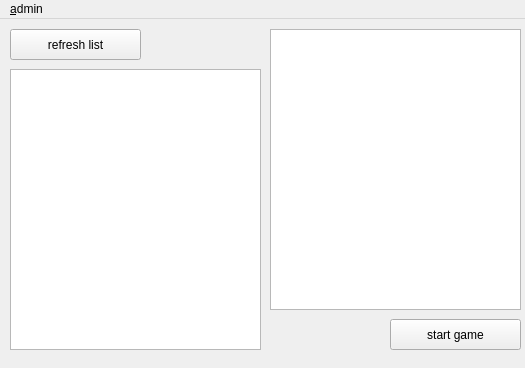
First picture: the form in MainClient/gui/mainwindow.ui, repository stareven/Dlut-Game-Platform, before the edit.
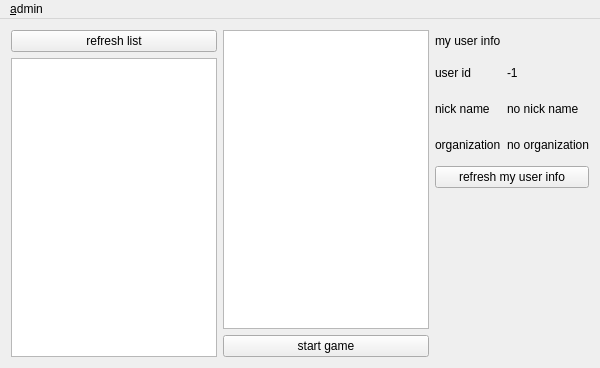
Second picture: the form after the edit.

Commit message: finish JDialogUserRegister and impove JDlgSelectServer

Diff of the .ui file:
```diff
--- a/MainClient/gui/mainwindow.ui
+++ b/MainClient/gui/mainwindow.ui
@@ -6,67 +6,188 @@
    <rect>
     <x>0</x>
     <y>0</y>
-    <width>525</width>
+    <width>600</width>
     <height>368</height>
    </rect>
   </property>
+  <property name="minimumSize">
+   <size>
+    <width>600</width>
+    <height>0</height>
+   </size>
+  </property>
   <property name="windowTitle">
    <string>Game Hall</string>
   </property>
   <widget class="QWidget" name="centralWidget">
-   <widget class="QListWidget" name="list_game">
-    <property name="geometry">
-     <rect>
-      <x>10</x>
-      <y>50</y>
-      <width>251</width>
-      <height>281</height>
-     </rect>
-    </property>
-   </widget>
-   <widget class="QTextBrowser" name="tb_game">
-    <property name="geometry">
-     <rect>
-      <x>270</x>
-      <y>10</y>
-      <width>251</width>
-      <height>281</height>
-     </rect>
-    </property>
-   </widget>
-   <widget class="QPushButton" name="btn_refresh_list">
-    <property name="geometry">
-     <rect>
-      <x>10</x>
-      <y>10</y>
-      <width>131</width>
-      <height>31</height>
-     </rect>
-    </property>
-    <property name="text">
-     <string>refresh list</string>
-    </property>
-   </widget>
-   <widget class="QPushButton" name="btn_start_game">
-    <property name="geometry">
-     <rect>
-      <x>390</x>
-      <y>300</y>
-      <width>131</width>
-      <height>31</height>
-     </rect>
-    </property>
-    <property name="text">
-     <string>start game</string>
-    </property>
-   </widget>
+   <layout class="QGridLayout" name="gridLayout">
+    <item row="1" column="0" rowspan="6">
+     <widget class="QListWidget" name="list_game"/>
+    </item>
+    <item row="0" column="1" rowspan="6">
+     <widget class="QTextBrowser" name="tb_game">
+      <property name="minimumSize">
+       <size>
+        <width>200</width>
+        <height>0</height>
+       </size>
+      </property>
+     </widget>
+    </item>
+    <item row="1" column="2">
+     <widget class="QLabel" name="lab_userid">
+      <property name="maximumSize">
+       <size>
+        <width>16777215</width>
+        <height>30</height>
+       </size>
+      </property>
+      <property name="text">
+       <string>user id</string>
+      </property>
+      <property name="scaledContents">
+       <bool>true</bool>
+      </property>
+     </widget>
+    </item>
+    <item row="1" column="3">
+     <widget class="QLabel" name="text_userid">
+      <property name="maximumSize">
+       <size>
+        <width>16777215</width>
+        <height>30</height>
+       </size>
+      </property>
+      <property name="text">
+       <string>-1</string>
+      </property>
+      <property name="scaledContents">
+       <bool>true</bool>
+      </property>
+     </widget>
+    </item>
+    <item row="2" column="2">
+     <widget class="QLabel" name="lab_nickname">
+      <property name="maximumSize">
+       <size>
+        <width>16777215</width>
+        <height>30</height>
+       </size>
+      </property>
+      <property name="text">
+       <string>nick name</string>
+      </property>
+      <property name="scaledContents">
+       <bool>true</bool>
+      </property>
+     </widget>
+    </item>
+    <item row="2" column="3">
+     <widget class="QLabel" name="text_nickname">
+      <property name="maximumSize">
+       <size>
+        <width>16777215</width>
+        <height>30</height>
+       </size>
+      </property>
+      <property name="text">
+       <string>no nick name</string>
+      </property>
+      <property name="scaledContents">
+       <bool>true</bool>
+      </property>
+     </widget>
+    </item>
+    <item row="3" column="2">
+     <widget class="QLabel" name="lab_organization">
+      <property name="maximumSize">
+       <size>
+        <width>16777215</width>
+        <height>30</height>
+       </size>
+      </property>
+      <property name="text">
+       <string>organization</string>
+      </property>
+      <property name="scaledContents">
+       <bool>true</bool>
+      </property>
+     </widget>
+    </item>
+    <item row="3" column="3">
+     <widget class="QLabel" name="text_organization">
+      <property name="maximumSize">
+       <size>
+        <width>16777215</width>
+        <height>30</height>
+       </size>
+      </property>
+      <property name="text">
+       <string>no organization</string>
+      </property>
+      <property name="scaledContents">
+       <bool>true</bool>
+      </property>
+     </widget>
+    </item>
+    <item row="4" column="2" colspan="2">
+     <widget class="QPushButton" name="btn_refresh_myuserinfo">
+      <property name="text">
+       <string>refresh my user info</string>
+      </property>
+     </widget>
+    </item>
+    <item row="5" column="2" rowspan="2" colspan="2">
+     <spacer name="verticalSpacer">
+      <property name="orientation">
+       <enum>Qt::Vertical</enum>
+      </property>
+      <property name="sizeHint" stdset="0">
+       <size>
+        <width>20</width>
+        <height>40</height>
+       </size>
+      </property>
+     </spacer>
+    </item>
+    <item row="6" column="1">
+     <widget class="QPushButton" name="btn_start_game">
+      <property name="text">
+       <string>start game</string>
+      </property>
+     </widget>
+    </item>
+    <item row="0" column="2" colspan="2">
+     <widget class="QLabel" name="lab_myuserinfo">
+      <property name="maximumSize">
+       <size>
+        <width>16777215</width>
+        <height>30</height>
+       </size>
+      </property>
+      <property name="text">
+       <string>my user info</string>
+      </property>
+      <property name="scaledContents">
+       <bool>true</bool>
+      </property>
+     </widget>
+    </item>
+    <item row="0" column="0">
+     <widget class="QPushButton" name="btn_refresh_list">
+      <property name="text">
+       <string>refresh list</string>
+      </property>
+     </widget>
+    </item>
+   </layout>
   </widget>
   <widget class="QMenuBar" name="menuBar">
    <property name="geometry">
     <rect>
      <x>0</x>
      <y>0</y>
-     <width>525</width>
+     <width>600</width>
      <height>25</height>
     </rect>
    </property>
```
The commit also changes 17 other files.
